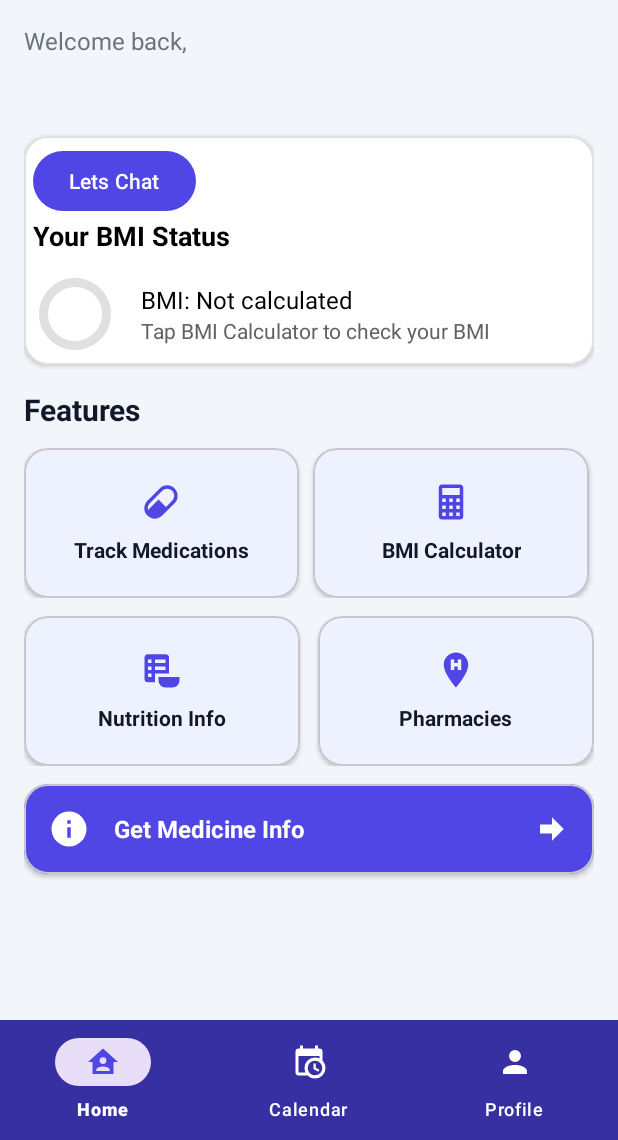
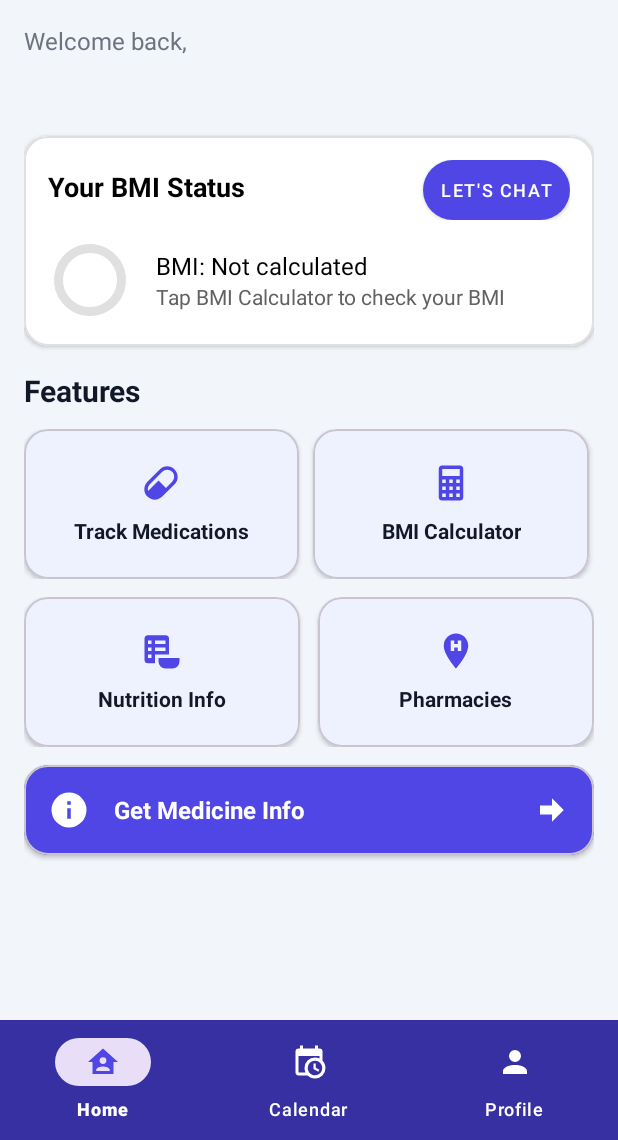
Before and after one commit to syed-muhammad-usman-zafar/MediTrack-SE, an Android app: the screen it shows after launch once a user with an empty profile is signed in (MainActivity), on a phone screen of 412 x 824 dp, the part 96-1236 px from its top. Run offline under Robolectric (Android 15) with nearby library versions, the light colour scheme and no system bars; our stand-ins replace Firebase (no records; nobody signed in at launch, a user with empty details on screens opened directly).

Commit message:
Repositioned "Lets Chat" button on dashboard

```diff
--- a/app/src/main/res/layout/activity_main.xml
+++ b/app/src/main/res/layout/activity_main.xml
@@ -70,24 +70,36 @@
                     android:layout_width="match_parent"
                     android:layout_height="wrap_content"
                     android:orientation="vertical"
-                    android:padding="6dp">
+                    android:padding="16dp">
 
-                    <Button
-                        android:layout_width="wrap_content"
-                        android:layout_height="match_parent"
-                        android:text="Lets Chat"
+                    <LinearLayout
+                        android:layout_width="match_parent"
+                        android:layout_height="wrap_content"
+                        android:orientation="horizontal"
+                        android:layout_marginBottom="12dp">
 
-                        android:id="@+id/chat_app"
-                        />
+                        <TextView
+                            android:layout_width="0dp"
+                            android:layout_height="wrap_content"
+                            android:layout_weight="1"
+                            android:text="Your BMI Status"
+                            android:textSize="18sp"
+                            android:textStyle="bold"
+                            android:textColor="#000000"/>
 
-                    <TextView
-                        android:layout_width="wrap_content"
-                        android:layout_height="wrap_content"
-                        android:text="Your BMI Status"
-                        android:textSize="18sp"
-                        android:textStyle="bold"
-                        android:textColor="#000000"
-                        android:layout_marginBottom="12dp"/>
+                        <com.google.android.material.button.MaterialButton
+                            android:id="@+id/chat_app"
+                            android:layout_width="wrap_content"
+                            android:layout_height="40dp"
+                            android:text="Let's Chat"
+                            android:textSize="12sp"
+                            app:cornerRadius="20dp"
+                            android:paddingHorizontal="12dp"
+                            android:minWidth="0dp"
+                            android:insetTop="0dp"
+                            android:insetBottom="0dp"
+                            style="@style/Widget.MaterialComponents.Button"/>
+                    </LinearLayout>
 
                     <LinearLayout
                         android:layout_width="match_parent"
@@ -272,8 +284,6 @@
                     </LinearLayout>
                 </com.google.android.material.card.MaterialCardView>
 
-
-
                 <!-- Pharmacies Feature -->
                 <com.google.android.material.card.MaterialCardView
                     android:id="@+id/card_pharmacies"
@@ -355,6 +365,8 @@
                         app:tint="@color/white"/>
                 </LinearLayout>
             </com.google.android.material.card.MaterialCardView>
+
+
         </LinearLayout>
     </ScrollView>
 
```
